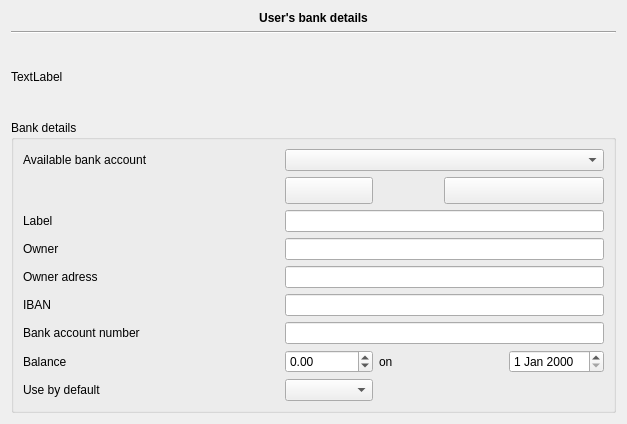
Before: the Qt Designer form plugins/accountplugin/preferences/bankdetailspage.ui in FreeHealth/freehealth, drawn with Qt 5.
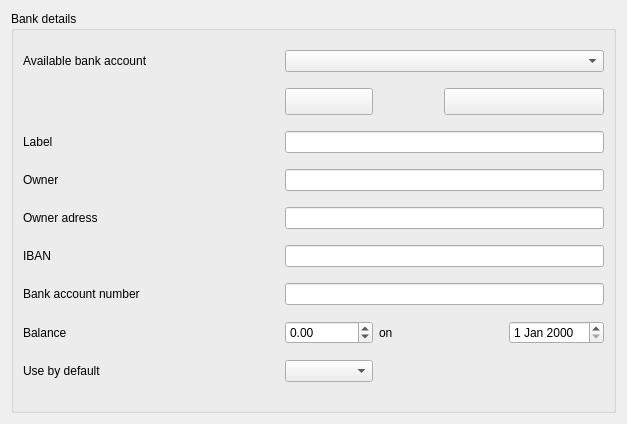
After: the same form once the commit is applied.

```diff
--- a/plugins/accountplugin/preferences/bankdetailspage.ui
+++ b/plugins/accountplugin/preferences/bankdetailspage.ui
@@ -14,39 +14,7 @@
    <string>Form</string>
   </property>
   <layout class="QGridLayout" name="gridLayout_2">
-   <item row="0" column="0" colspan="5">
-    <widget class="QLabel" name="userLabel">
-     <property name="sizePolicy">
-      <sizepolicy hsizetype="Expanding" vsizetype="Fixed">
-       <horstretch>0</horstretch>
-       <verstretch>0</verstretch>
-      </sizepolicy>
-     </property>
-     <property name="font">
-      <font>
-       <weight>75</weight>
-       <bold>true</bold>
-      </font>
-     </property>
-     <property name="text">
-      <string>User's bank details</string>
-     </property>
-     <property name="alignment">
-      <set>Qt::AlignCenter</set>
-     </property>
-     <property name="wordWrap">
-      <bool>true</bool>
-     </property>
-    </widget>
-   </item>
-   <item row="2" column="0" colspan="5">
-    <widget class="Line" name="line">
-     <property name="orientation">
-      <enum>Qt::Horizontal</enum>
-     </property>
-    </widget>
-   </item>
-   <item row="5" column="0" colspan="5">
+   <item row="2" column="0" colspan="2">
     <widget class="QGroupBox" name="groupBox">
      <property name="title">
       <string>Bank details</string>
@@ -181,22 +149,6 @@
      </layout>
     </widget>
    </item>
-   <item row="3" column="0">
-    <widget class="QLabel" name="uidLabel">
-     <property name="minimumSize">
-      <size>
-       <width>200</width>
-       <height>20</height>
-      </size>
-     </property>
-     <property name="text">
-      <string>TextLabel</string>
-     </property>
-     <property name="wordWrap">
-      <bool>true</bool>
-     </property>
-    </widget>
-   </item>
   </layout>
  </widget>
  <tabstops>
```
